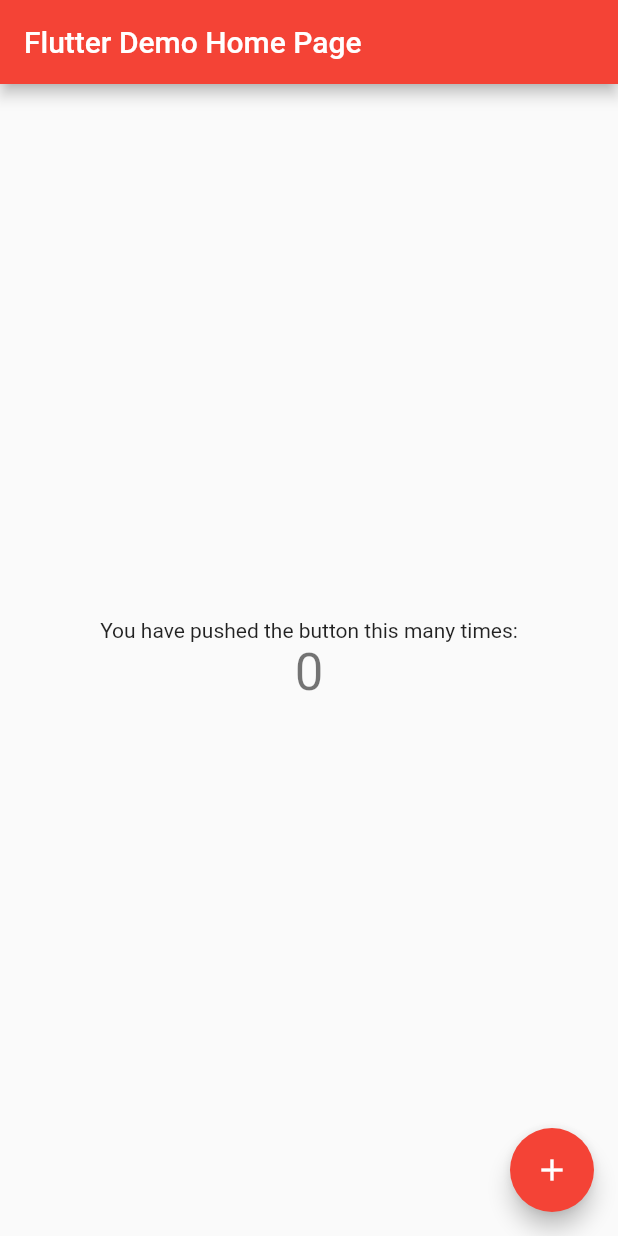
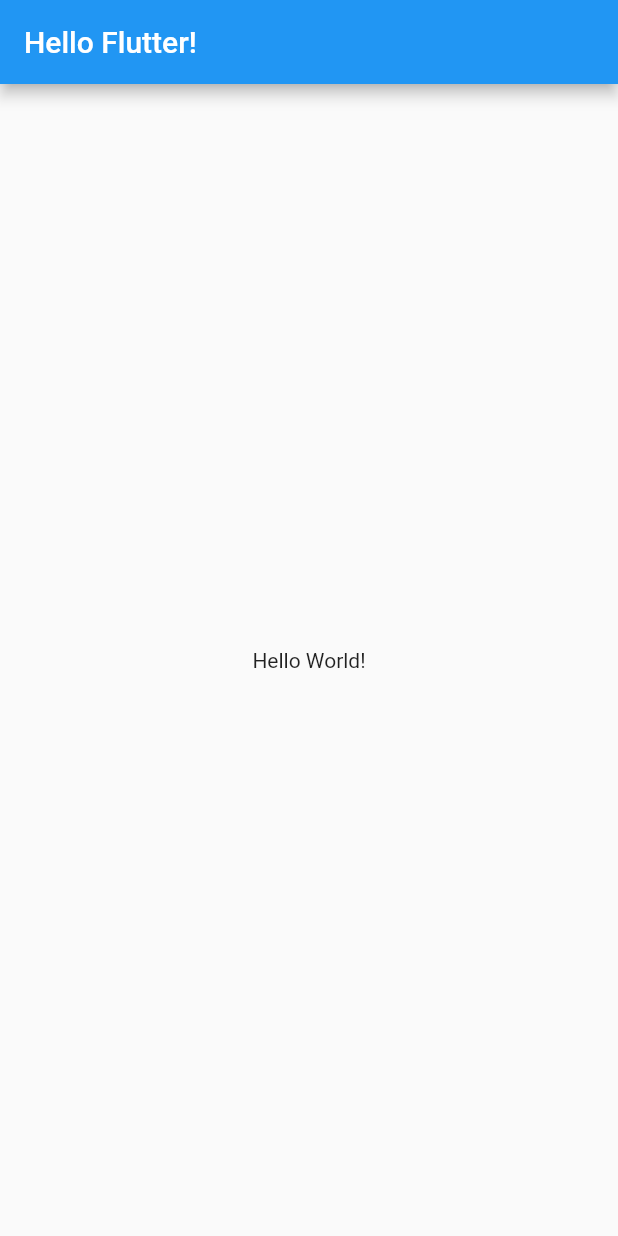
Before and after one commit to WilleLee/hello_flutter, a Flutter app: the screen it shows after launch, on a phone screen of 412 x 824 dp. Run offline on Flutter 3.47's test engine with Material 2 defaults, Android fonts, the phone set to English and light mode, and no system bars.

Commit message:
Widget introduction

```diff
--- a/lib/main.dart
+++ b/lib/main.dart
@@ -1,115 +1,21 @@
 import 'package:flutter/material.dart';
 
 void main() {
-  runApp(const MyApp());
+  runApp(App());
 }
 
-class MyApp extends StatelessWidget {
-  const MyApp({super.key});
-
-  // This widget is the root of your application.
+class App extends StatelessWidget {
   @override
   Widget build(BuildContext context) {
     return MaterialApp(
-      title: 'Flutter Demo',
-      theme: ThemeData(
-        // This is the theme of your application.
-        //
-        // Try running your application with "flutter run". You'll see the
-        // application has a blue toolbar. Then, without quitting the app, try
-        // changing the primarySwatch below to Colors.green and then invoke
-        // "hot reload" (press "r" in the console where you ran "flutter run",
-        // or simply save your changes to "hot reload" in a Flutter IDE).
-        // Notice that the counter didn't reset back to zero; the application
-        // is not restarted.
-        primarySwatch: Colors.red,
+      home: Scaffold(
+        appBar: AppBar(
+          title: Text("Hello Flutter!"),
+        ),
+        body: Center(
+          child: Text("Hello World!"),
+        ),
       ),
-      home: const MyHomePage(title: 'Flutter Demo Home Page'),
     );
   }
 }
-
-class MyHomePage extends StatefulWidget {
-  const MyHomePage({super.key, required this.title});
-
-  // This widget is the home page of your application. It is stateful, meaning
-  // that it has a State object (defined below) that contains fields that affect
-  // how it looks.
-
-  // This class is the configuration for the state. It holds the values (in this
-  // case the title) provided by the parent (in this case the App widget) and
-  // used by the build method of the State. Fields in a Widget subclass are
-  // always marked "final".
-
-  final String title;
-
-  @override
-  State<MyHomePage> createState() => _MyHomePageState();
-}
-
-class _MyHomePageState extends State<MyHomePage> {
-  int _counter = 0;
-
-  void _incrementCounter() {
-    setState(() {
-      // This call to setState tells the Flutter framework that something has
-      // changed in this State, which causes it to rerun the build method below
-      // so that the display can reflect the updated values. If we changed
-      // _counter without calling setState(), then the build method would not be
-      // called again, and so nothing would appear to happen.
-      _counter++;
-    });
-  }
-
-  @override
-  Widget build(BuildContext context) {
-    // This method is rerun every time setState is called, for instance as done
-    // by the _incrementCounter method above.
-    //
-    // The Flutter framework has been optimized to make rerunning build methods
-    // fast, so that you can just rebuild anything that needs updating rather
-    // than having to individually change instances of widgets.
-    return Scaffold(
-      appBar: AppBar(
-        // Here we take the value from the MyHomePage object that was created by
-        // the App.build method, and use it to set our appbar title.
-        title: Text(widget.title),
-      ),
-      body: Center(
-        // Center is a layout widget. It takes a single child and positions it
-        // in the middle of the parent.
-        child: Column(
-          // Column is also a layout widget. It takes a list of children and
-          // arranges them vertically. By default, it sizes itself to fit its
-          // children horizontally, and tries to be as tall as its parent.
-          //
-          // Invoke "debug painting" (press "p" in the console, choose the
-          // "Toggle Debug Paint" action from the Flutter Inspector in Android
-          // Studio, or the "Toggle Debug Paint" command in Visual Studio Code)
-          // to see the wireframe for each widget.
-          //
-          // Column has various properties to control how it sizes itself and
-          // how it positions its children. Here we use mainAxisAlignment to
-          // center the children vertically; the main axis here is the vertical
-          // axis because Columns are vertical (the cross axis would be
-          // horizontal).
-          mainAxisAlignment: MainAxisAlignment.center,
-          children: <Widget>[
-            const Text(
-              'You have pushed the button this many times:',
-            ),
-            Text(
-              '$_counter',
-              style: Theme.of(context).textTheme.headline4,
-            ),
-          ],
-        ),
-      ),
-      floatingActionButton: FloatingActionButton(
-        onPressed: _incrementCounter,
-        tooltip: 'Increment',
-        child: const Icon(Icons.add),
-      ), // This trailing comma makes auto-formatting nicer for build methods.
-    );
-  }
-}
```
Also changed, not shown: 1 other file.
